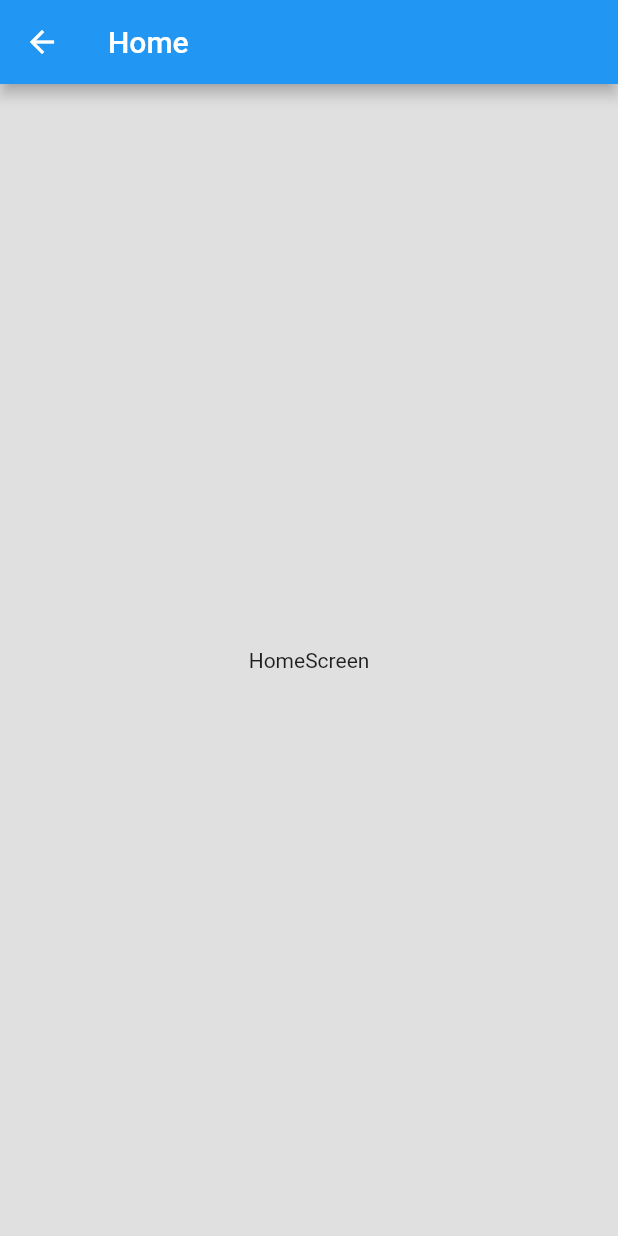
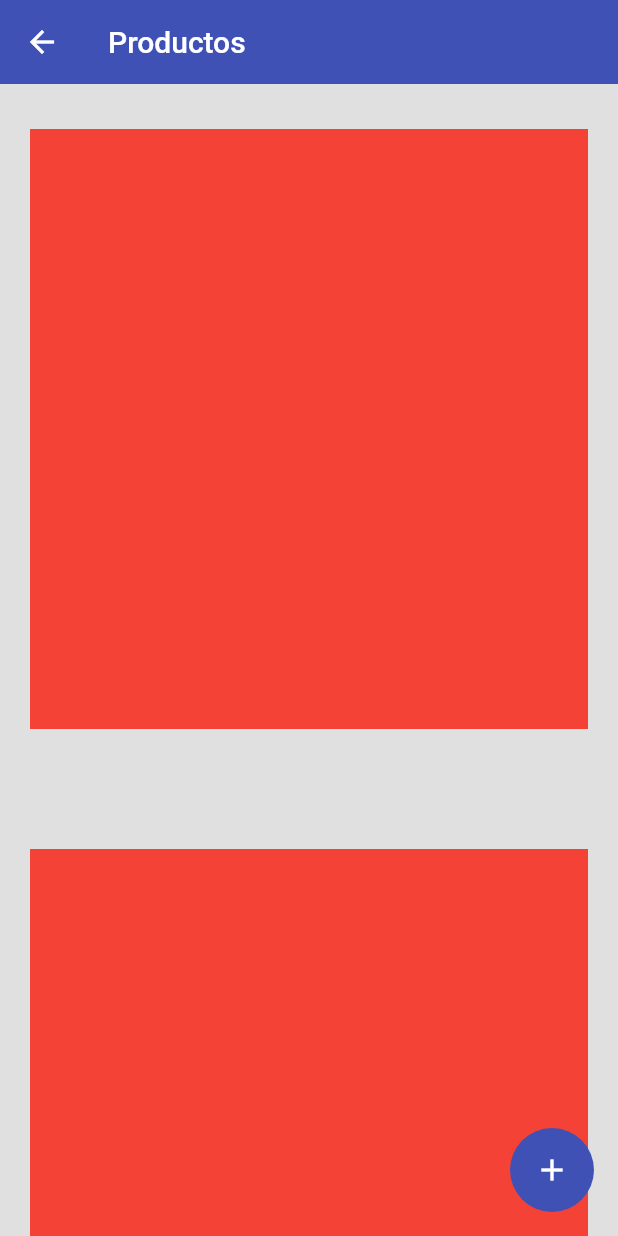
Before and after one commit to Roberthrjr/productos_app, a Flutter app: the HomeScreen screen opened by its route, on a phone screen of 412 x 824 dp. Run offline on Flutter 3.47's test engine with Material 2 defaults, Android fonts, the phone set to English and light mode, and no system bars.

Commit message:
Pantalla HomeScreen en proceso de desarrollo

```diff
--- a/lib/screens/home_screen.dart
+++ b/lib/screens/home_screen.dart
@@ -1,4 +1,5 @@
 import 'package:flutter/material.dart';
+import 'package:productos_app/widgets/widgets.dart';
 
 class HomeScreen extends StatelessWidget {
   const HomeScreen({Key? key}) : super(key: key);
@@ -7,10 +8,15 @@ class HomeScreen extends StatelessWidget {
   Widget build(BuildContext context) {
     return Scaffold(
       appBar: AppBar(
-        title: const Text('Home'),
+        title: const Text('Productos'),
       ),
-      body: const Center(
-        child: Text('HomeScreen'),
+      body: ListView.builder(
+        itemCount: 10,
+        itemBuilder: (BuildContext context, int index) => ProductCard(),
+      ),
+      floatingActionButton: FloatingActionButton(
+        child: const Icon(Icons.add),
+        onPressed: () {},
       ),
     );
   }
--- /dev/null
+++ b/lib/widgets/product_card.dart
@@ -0,0 +1,16 @@
+import 'package:flutter/material.dart';
+
+class ProductCard extends StatelessWidget {
+  @override
+  Widget build(BuildContext context) {
+    return Padding(
+      padding: const EdgeInsets.symmetric(horizontal: 20),
+      child: Container(
+        margin: const EdgeInsets.only(top: 30, bottom: 50),
+        width: double.infinity,
+        height: 400,
+        color: Colors.red,
+      ),
+    );
+  }
+}
--- a/lib/widgets/widgets.dart
+++ b/lib/widgets/widgets.dart
@@ -1,2 +1,3 @@
 export 'package:productos_app/widgets/auth_background.dart';
 export 'package:productos_app/widgets/card_container.dart';
+export 'package:productos_app/widgets/product_card.dart';
--- a/pubspec.yaml
+++ b/pubspec.yaml
@@ -53,8 +53,8 @@ flutter:
   # the material Icons class.
   uses-material-design: true
   # To add assets to your application, add an assets section, like this:
-  # assets:
-  #   - images/a_dot_burr.jpeg
+  assets:
+    - assets/
   #   - images/a_dot_ham.jpeg
   # An image asset can refer to one or more resolution-specific "variants", see
   # https://flutter.dev/assets-and-images/#resolution-aware.
```
Also changed, not shown: lib/main.dart (+9 -1 lines), assets/jar-loading.gif (added), assets/no-image.png (added).
